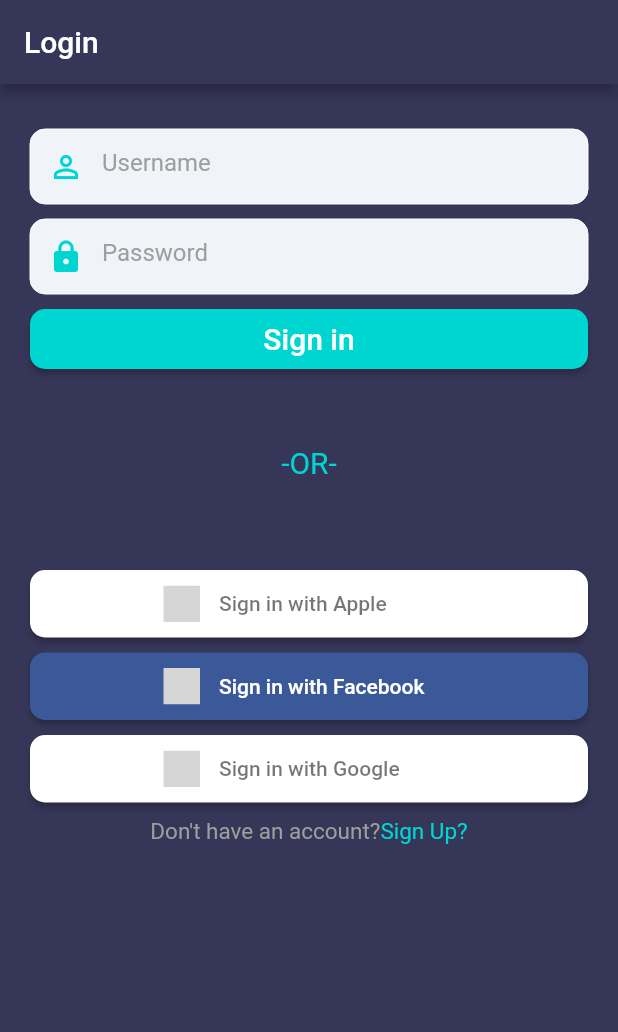
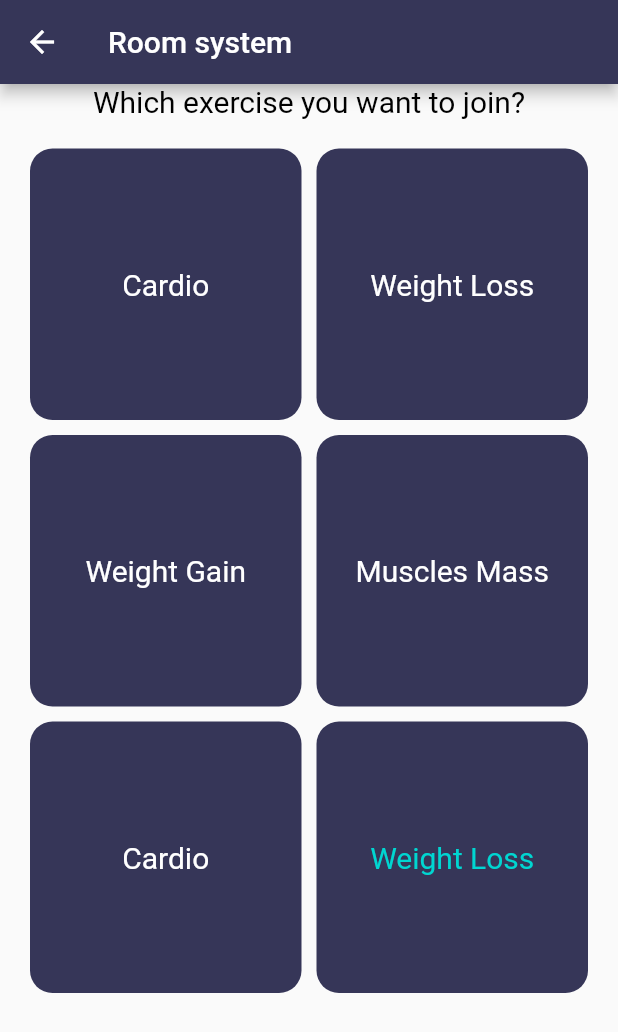
Before and after one commit to Muhammad-Nasir520-zz/gym, a Flutter app: the screen it shows after launch, after a tap on "Sign in", on a phone screen of 412 x 824 dp. Shown: the top 1032 px of the screen. Run offline on Flutter 3.47's test engine with Material 2 defaults, Android fonts, the phone set to English and light mode, and no system bars; our stand-ins replace flutter_signin_button; grey boxes are pictures that could not be loaded.

Commit message:
added new files

```diff
--- a/lib/authentication/login.dart
+++ b/lib/authentication/login.dart
@@ -7,6 +7,8 @@ import 'package:flutter_signin_button/button_list.dart';
 import 'package:flutter_signin_button/button_view.dart';
 import 'package:gymapp/authentication/signup.dart';
 import 'package:gymapp/models/constants.dart';
+import 'package:gymapp/screens/friendpage.dart';
+import 'package:gymapp/screens/room_system.dart';
 
 
 class Login extends StatefulWidget {
@@ -103,6 +105,8 @@ class _LoginState extends State<Login> {
                 ),
                 color: Color(primareyColor),
                 onPressed: ()  {
+
+                  Navigator.push((context), MaterialPageRoute(builder: (context)=>RoomSystem()));
 
                 },
                 shape: RoundedRectangleBorder(
--- a/lib/main.dart
+++ b/lib/main.dart
@@ -2,11 +2,14 @@ import 'package:flutter/material.dart';
 import 'package:gymapp/screens/splashscreen.dart';
 
 void main() {
-  runApp(MyApp());
+  runApp(MyApp(
+  ));
 }
 
 class MyApp extends StatelessWidget {
   // This widget is the root of your application.
+
+
   @override
   Widget build(BuildContext context) {
     return MaterialApp(
--- /dev/null
+++ b/lib/screens/room_system.dart
@@ -0,0 +1,221 @@
+import 'package:flutter/cupertino.dart';
+import 'package:flutter/material.dart';
+import 'package:gymapp/authentication/signup.dart';
+import 'package:gymapp/models/constants.dart';
+import 'package:gymapp/screens/already_created_room.dart';
+import 'package:gymapp/screens/create_room.dart';
+
+class RoomSystem extends StatefulWidget {
+  @override
+  _RoomSystemState createState() => _RoomSystemState();
+}
+
+class _RoomSystemState extends State<RoomSystem> {
+  @override
+  Widget build(BuildContext context) {
+    return Scaffold(
+
+        appBar: AppBar(
+          title: Text("Room system"),
+          backgroundColor: Color(mainColor),
+        ),
+        body:SafeArea(
+          child: SingleChildScrollView(
+            child: Column(
+              children: [
+
+                Container(
+                  child: Text("Which exercise you want to join?",style: TextStyle(fontSize: 20,color: Colors.black),),
+                ),
+
+
+                Container(
+                  child: GridView.count(
+                    crossAxisCount: 2,
+                      shrinkWrap: true,
+                      primary: true,
+                    padding: const EdgeInsets.all(20),
+                    crossAxisSpacing: 10,
+                    mainAxisSpacing: 10,
+                    children: [
+                      InkWell(
+                        child: Container(
+                          decoration: BoxDecoration(
+                            color: Color(mainColor),
+                            borderRadius: BorderRadius.all(Radius.circular(15)),
+                            // boxShadow: <BoxShadow>[
+                            //   BoxShadow(
+                            //     color: Color(primareyColor).withOpacity(0.5),
+                            //     blurRadius: 20,
+                            //     offset: Offset(0, 10),
+                            //   ),
+                            // ],
+                          ),
+                          padding: EdgeInsets.all(20),
+
+                          child: Center(
+                            child: Text(
+                              "Cardio",
+                              style: TextStyle(fontSize: 20, color: Colors.white),
+                            ),
+                          ),
+                        ),
+                        onTap: ()
+                        {
+                          Navigator.push(context,
+                          MaterialPageRoute(builder: (context) => AlreadyCreatedRooms()));
+                        },
+                      ),
+                      InkWell(
+                        child: Container(
+                          decoration: BoxDecoration(
+                            color: Color(mainColor),
+                            borderRadius: BorderRadius.all(Radius.circular(15)),
+                            // boxShadow: <BoxShadow>[
+                            //   BoxShadow(
+                            //     color: Color(primareyColor).withOpacity(0.5),
+                            //     blurRadius: 20,
+                            //     offset: Offset(0, 10),
+                            //   ),
+                            // ],
+                          ),
+                          padding: EdgeInsets.all(20),
+
+                          child: Center(
+                            child: Text(
+                              "Weight Loss",
+                              style: TextStyle(fontSize: 20, color: Colors.white),
+                            ),
+                          ),
+                        ),
+                        onTap: ()
+                        {
+                          // Navigator.push(context,
+                          // MaterialPageRoute(builder: (context) => GridViewPageTwo()));
+                        },
+                      ),
+                      InkWell(
+                        child: Container(
+                          decoration: BoxDecoration(
+                            color: Color(mainColor),
+                            borderRadius: BorderRadius.all(Radius.circular(15)),
+                            // boxShadow: <BoxShadow>[
+                            //   BoxShadow(
+                            //     color: Color(primareyColor).withOpacity(0.5),
+                            //     blurRadius: 20,
+                            //     offset: Offset(0, 10),
+                            //   ),
+                            // ],
+                          ),
+                          padding: EdgeInsets.all(20),
+
+                          child: Center(
+                            child: Text(
+                              "Weight Gain",
+                              style: TextStyle(fontSize: 20, color: Colors.white),
+                            ),
+                          ),
+                        ),
+                        onTap: ()
+                        {
+                          // Navigator.push(context,
+                          // MaterialPageRoute(builder: (context) => GridViewPageTwo()));
+                        },
+                      ),
+                      InkWell(
+                        child: Container(
+                          decoration: BoxDecoration(
+                            color: Color(mainColor),
+                            borderRadius: BorderRadius.all(Radius.circular(15)),
+                            // boxShadow: <BoxShadow>[
+                            //   BoxShadow(
+                            //     color: Color(primareyColor).withOpacity(0.5),
+                            //     blurRadius: 20,
+                            //     offset: Offset(0, 10),
+                            //   ),
+                            // ],
+                          ),
+                          padding: EdgeInsets.all(20),
+
+                          child: Center(
+                            child: Text(
+                              "Muscles Mass",
+                              style: TextStyle(fontSize: 20, color: Colors.white),
+                            ),
+                          ),
+                        ),
+                        onTap: ()
+                        {
+                          // Navigator.push(context,
+                          // MaterialPageRoute(builder: (context) => GridViewPageTwo()));
+                        },
+                      ),
+                      InkWell(
+                        child: Container(
+                          decoration: BoxDecoration(
+                            color: Color(mainColor),
+                            borderRadius: BorderRadius.all(Radius.circular(15)),
+                            // boxShadow: <BoxShadow>[
+                            //   BoxShadow(
+                            //     color: Color(primareyColor).withOpacity(0.5),
+                            //     blurRadius: 20,
+                            //     offset: Offset(0, 10),
+                            //   ),
+                            // ],
+                          ),
+                          padding: EdgeInsets.all(20),
+
+                          child: Center(
+                            child: Text(
+                              "Cardio",
+                              style: TextStyle(fontSize: 20, color: Colors.white),
+                            ),
+                          ),
+                        ),
+                        onTap: ()
+                        {
+                          // Navigator.push(context,
+                          // MaterialPageRoute(builder: (context) => GridViewPageTwo()));
+                        },
+                      ),
+                      InkWell(
+                        child: Container(
+                          decoration: BoxDecoration(
+                            color: Color(mainColor),
+                            borderRadius: BorderRadius.all(Radius.circular(15)),
+                            // boxShadow: <BoxShadow>[
+                            //   BoxShadow(
+                            //     color: Color(primareyColor).withOpacity(0.5),
+                            //     blurRadius: 20,
+                            //     offset: Offset(0, 10),
+                            //   ),
+                            // ],
+                          ),
+                          padding: EdgeInsets.all(20),
+
+                          child: Center(
+                            child: Text(
+                              "Weight Loss",
+                              style: TextStyle(fontSize: 20, color: Color(primareyColor)),
+                            ),
+                          ),
+                        ),
+                        onTap: ()
+                        {
+                          // Navigator.push(context,
+                          // MaterialPageRoute(builder: (context) => GridViewPageTwo()));
+                        },
+                      ),
+                    ],
+
+                  ),
+                )
+              ],
+            ),
+          ),
+        )
+
+
+    );
+  }
+}
```
Also changed, not shown: lib/screens/already_created_room.dart (added, +99 -0 lines), lib/screens/create_room.dart (added, +148 -0 lines), lib/screens/friendpage.dart (added, +91 -0 lines).
